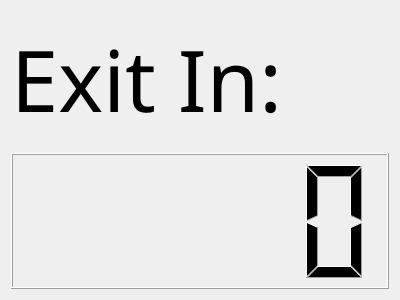
First picture: the form in move_cursor/widget.ui, repository franktea/temp, before the edit.
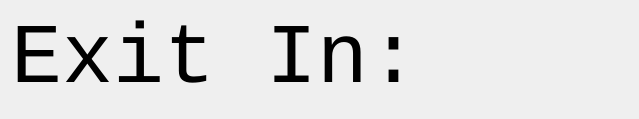
Second picture: the form after the edit.

Commit message: upgrade to qt6

What changed in the file:
```diff
--- a/move_cursor/widget.ui
+++ b/move_cursor/widget.ui
@@ -6,8 +6,8 @@
    <rect>
     <x>0</x>
     <y>0</y>
-    <width>400</width>
-    <height>300</height>
+    <width>639</width>
+    <height>100</height>
    </rect>
   </property>
   <property name="windowTitle">
@@ -18,7 +18,7 @@
     <widget class="QLabel" name="label">
      <property name="font">
       <font>
-       <family>Academy Engraved LET</family>
+       <family>Courier New</family>
        <pointsize>64</pointsize>
       </font>
      </property>
@@ -27,9 +27,6 @@
      </property>
     </widget>
    </item>
-   <item>
-    <widget class="QLCDNumber" name="lcdNumber"/>
-   </item>
   </layout>
  </widget>
  <layoutdefault spacing="6" margin="11"/>
```
The commit also changes 1 other file.
